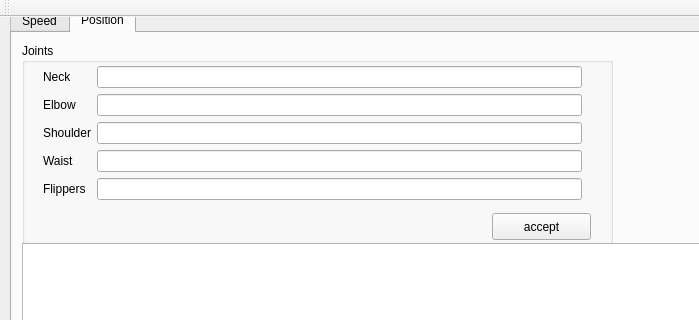
First picture: the form in gui/gui_/robot_gui/mainwindow.ui, repository Jersey-Devil/engineer_gui, before the edit; both pictures show x 0 to 699 and y 0 to 320 of the 1063 by 794 pixel window.
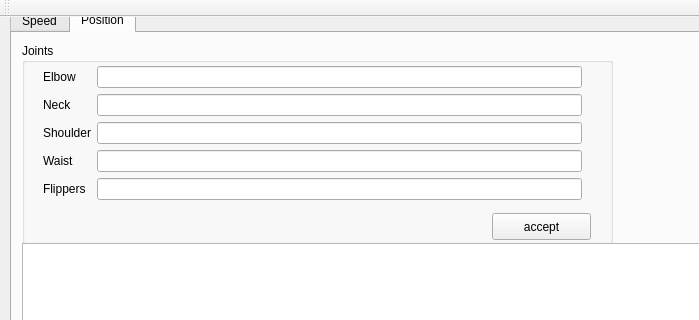
Second picture: the form after the edit. Custom widgets are drawn as their Qt base class.

Patch:
```diff
--- a/gui/gui_/robot_gui/mainwindow.ui
+++ b/gui/gui_/robot_gui/mainwindow.ui
@@ -622,26 +622,6 @@
           <property name="fieldGrowthPolicy">
            <enum>QFormLayout::AllNonFixedFieldsGrow</enum>
           </property>
-          <item row="0" column="0">
-           <widget class="QLabel" name="neckLabel_2">
-            <property name="text">
-             <string>Neck</string>
-            </property>
-           </widget>
-          </item>
-          <item row="0" column="1">
-           <widget class="QLineEdit" name="neckAngle"/>
-          </item>
-          <item row="1" column="0">
-           <widget class="QLabel" name="elbowLabel_2">
-            <property name="text">
-             <string>Elbow</string>
-            </property>
-           </widget>
-          </item>
-          <item row="1" column="1">
-           <widget class="QLineEdit" name="elbowAngle"/>
-          </item>
           <item row="2" column="0">
            <widget class="QLabel" name="shoulderLabel_2">
             <property name="text">
@@ -672,6 +652,26 @@
           <item row="4" column="1">
            <widget class="QLineEdit" name="flippersAngle"/>
           </item>
+          <item row="0" column="1">
+           <widget class="QLineEdit" name="elbowAngle"/>
+          </item>
+          <item row="1" column="1">
+           <widget class="QLineEdit" name="neckAngle"/>
+          </item>
+          <item row="0" column="0">
+           <widget class="QLabel" name="elbowLabel_2">
+            <property name="text">
+             <string>Elbow</string>
+            </property>
+           </widget>
+          </item>
+          <item row="1" column="0">
+           <widget class="QLabel" name="neckLabel_2">
+            <property name="text">
+             <string>Neck</string>
+            </property>
+           </widget>
+          </item>
          </layout>
         </item>
         <item>
```
